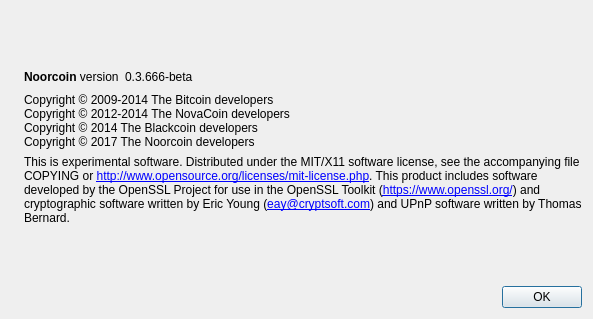
The window that src/qt/forms/aboutdialog.ui (hydrocarboncoin/hydrocarbon) describes before a commit, drawn with Qt 5.
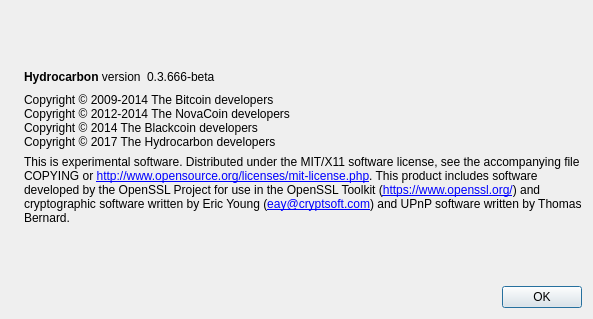
The same window after the commit. Icons and pictures are not drawn.

Commit message:
forked to hydrocarbon much thanks for the help
thank you ... u know who u are

The edit to the form file:
```diff
--- a/src/qt/forms/aboutdialog.ui
+++ b/src/qt/forms/aboutdialog.ui
@@ -50,7 +50,7 @@
           <cursorShape>IBeamCursor</cursorShape>
          </property>
          <property name="text">
-          <string>&lt;b&gt;Noorcoin&lt;/b&gt; version</string>
+          <string>&lt;b&gt;Hydrocarbon&lt;/b&gt; version</string>
          </property>
          <property name="textInteractionFlags">
           <set>Qt::LinksAccessibleByMouse|Qt::TextSelectableByKeyboard|Qt::TextSelectableByMouse</set>
@@ -94,7 +94,7 @@
         <string>Copyright © 2009-2014 The Bitcoin developers
 Copyright © 2012-2014 The NovaCoin developers
 Copyright © 2014 The Blackcoin developers
-Copyright © 2017 The Noorcoin developers</string>
+Copyright © 2017 The Hydrocarbon developers</string>
        </property>
        <property name="textInteractionFlags">
         <set>Qt::LinksAccessibleByMouse|Qt::TextSelectableByKeyboard|Qt::TextSelectableByMouse</set>
```
Left out of the diff: 2 changed lines with no effect on the pictures. The commit also changes 136 other files.
